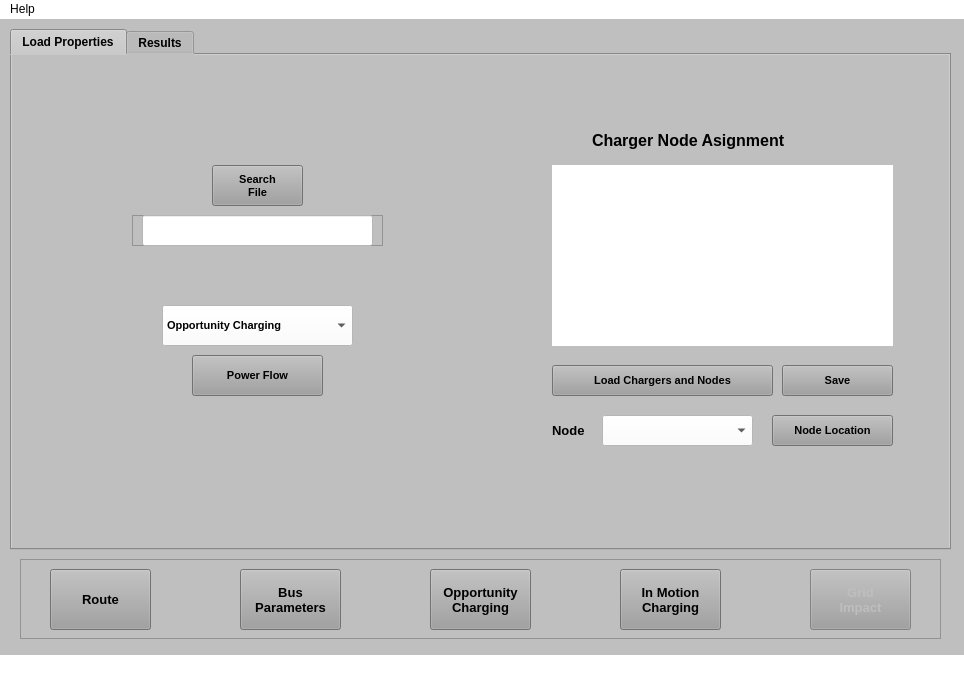
The window that UI/InterfaceGrid.ui (Potter-Gryffindor/Proyecto-Final) describes before a commit, drawn with Qt 5.
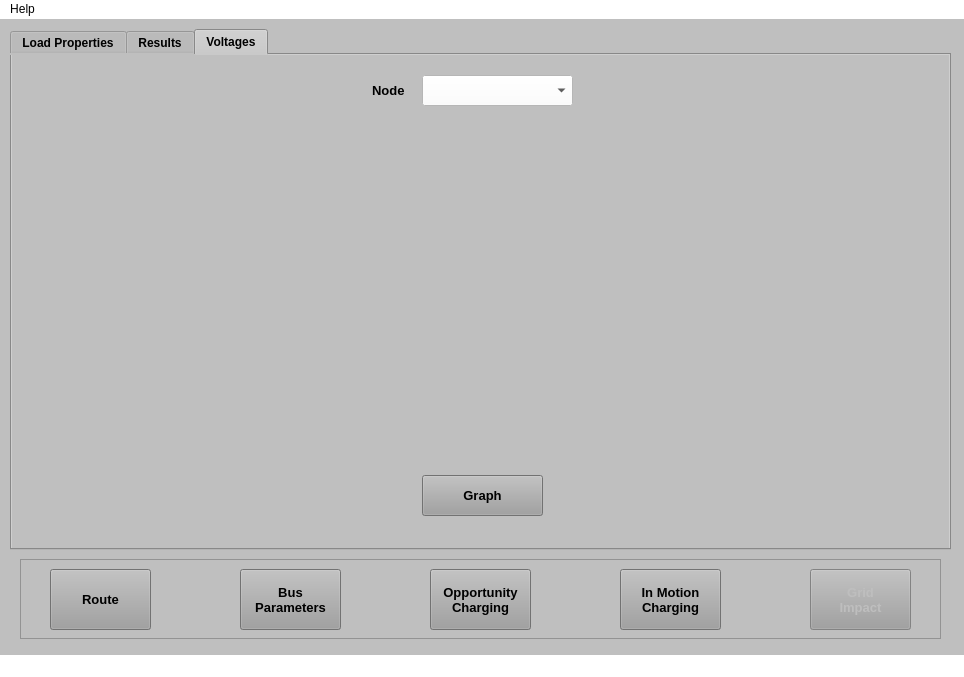
The same window after the commit. The open tabs and pages were chosen to show the change. Icons and pictures are not drawn.

The edit to the form file:
```diff
--- a/UI/InterfaceGrid.ui
+++ b/UI/InterfaceGrid.ui
@@ -682,6 +682,93 @@
       </layout>
      </widget>
     </widget>
+    <widget class="QWidget" name="VoltagesTab">
+     <attribute name="title">
+      <string>Voltages</string>
+     </attribute>
+     <widget class="QLabel" name="NodeLabelVoltages">
+      <property name="geometry">
+       <rect>
+        <x>360</x>
+        <y>20</y>
+        <width>51</width>
+        <height>31</height>
+       </rect>
+      </property>
+      <property name="font">
+       <font>
+        <family>MS Sans Serif</family>
+        <pointsize>10</pointsize>
+        <weight>75</weight>
+        <bold>true</bold>
+       </font>
+      </property>
+      <property name="text">
+       <string>Node</string>
+      </property>
+     </widget>
+     <widget class="QComboBox" name="NodeListComboBoxVoltages">
+      <property name="geometry">
+       <rect>
+        <x>410</x>
+        <y>20</y>
+        <width>151</width>
+        <height>31</height>
+       </rect>
+      </property>
+      <property name="font">
+       <font>
+        <family>MS Sans Serif</family>
+        <pointsize>10</pointsize>
+        <weight>75</weight>
+        <bold>true</bold>
+       </font>
+      </property>
+      <property name="statusTip">
+       <string>Choose the node that prefer see</string>
+      </property>
+      <property name="styleSheet">
+       <string notr="true">background-color: rgb(255, 255, 255);</string>
+      </property>
+     </widget>
+     <widget class="QPushButton" name="VoltagesGraphButton">
+      <property name="geometry">
+       <rect>
+        <x>410</x>
+        <y>420</y>
+        <width>121</width>
+        <height>41</height>
+       </rect>
+      </property>
+      <property name="font">
+       <font>
+        <family>MS Sans Serif</family>
+        <pointsize>10</pointsize>
+        <weight>75</weight>
+        <bold>true</bold>
+       </font>
+      </property>
+      <property name="statusTip">
+       <string>Push to graph the simulation</string>
+      </property>
+      <property name="styleSheet">
+       <string notr="true">background-color: rgb(159, 159, 159);</string>
+      </property>
+      <property name="text">
+       <string>Graph</string>
+      </property>
+     </widget>
+     <widget class="QWidget" name="VoltagesCurveWidget" native="true">
+      <property name="geometry">
+       <rect>
+        <x>20</x>
+        <y>80</y>
+        <width>901</width>
+        <height>311</height>
+       </rect>
+      </property>
+     </widget>
+    </widget>
    </widget>
    <widget class="QFrame" name="ButtonsFrame">
     <property name="geometry">
```
